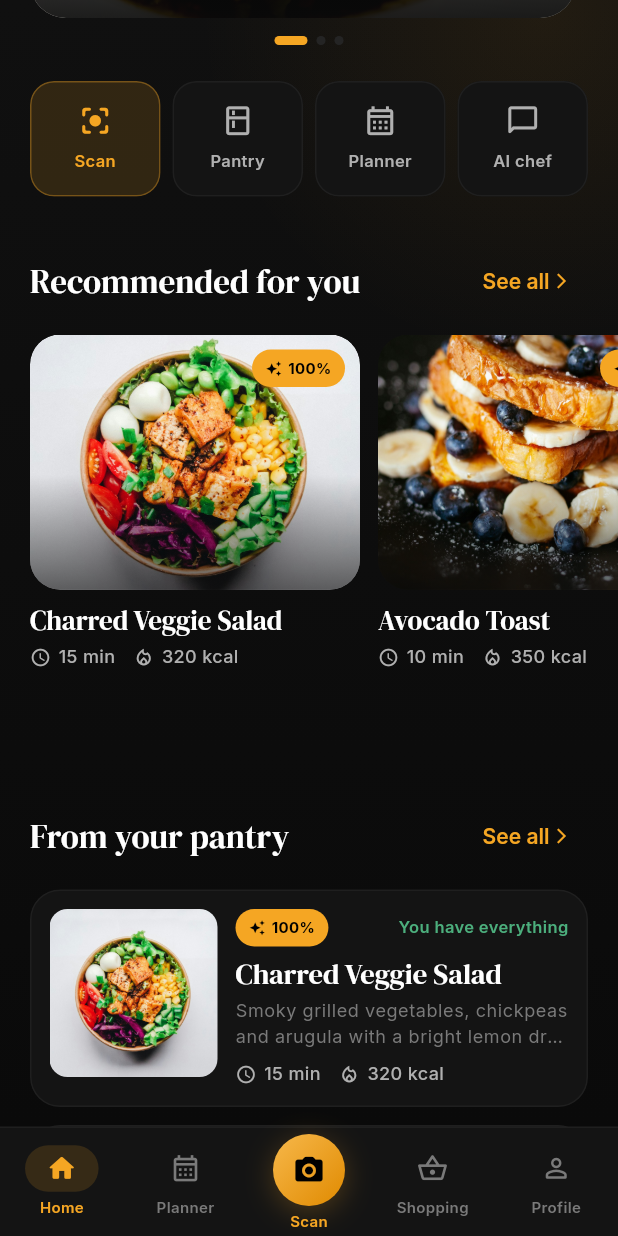
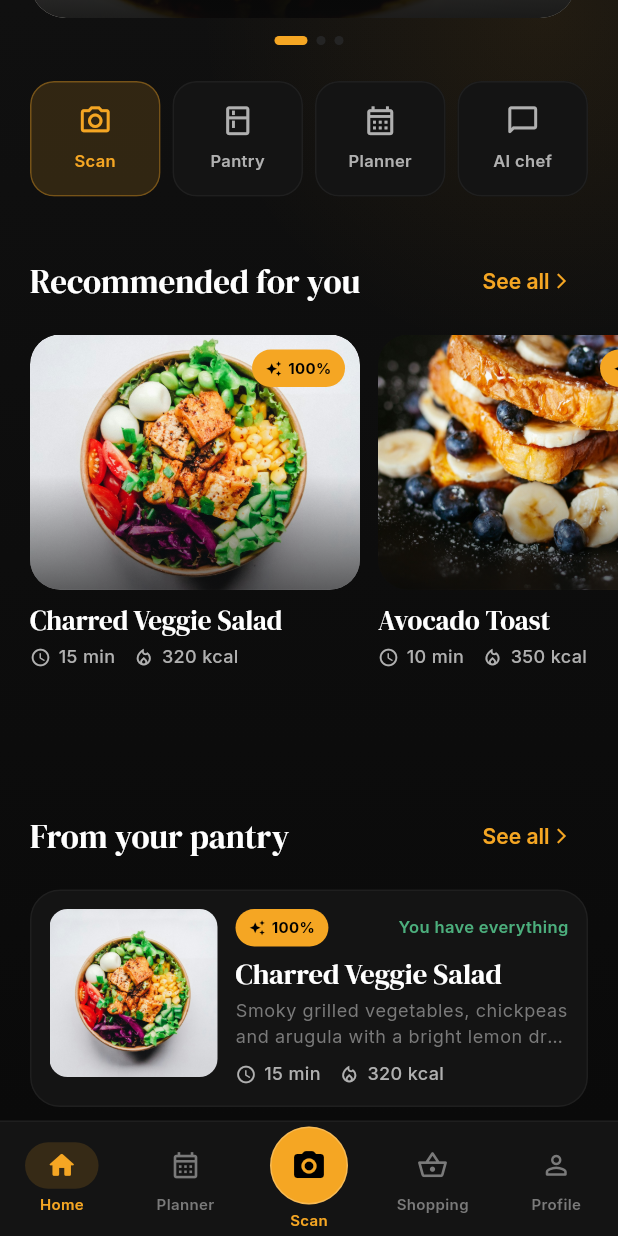
Before and after one commit to yurei07/suppercook, a Flutter app: the HomeScreen screen opened by its route, scrolled down 576 dp, on a phone screen of 412 x 824 dp. Run offline on Flutter 3.47's test engine with Material 3 defaults, Android fonts, the phone set to English and light mode, and no system bars; our stand-ins replace flutter_riverpod, go_router, image_picker, shared_preferences; accounts and stored records are empty.

Commit message:
fix(flutter): sharpen scan CTA and set Android label
- Replace blurred shadow with a crisp accent circle and light ring
- Larger camera glyph and 52px tap target in the bottom bar
- Consistent camera icon in quick actions and scan empty state
- Set Android app label to Suppercook

```diff
--- a/apps/mobile_flutter/lib/app/app_shell.dart
+++ b/apps/mobile_flutter/lib/app/app_shell.dart
@@ -63,7 +63,7 @@ class _BottomBar extends StatelessWidget {
       child: SafeArea(
         top: false,
         child: SizedBox(
-          height: 72,
+          height: 76,
           child: Row(
             children: [
               _NavItem(
@@ -86,28 +86,25 @@ class _BottomBar extends StatelessWidget {
                     onTap: () => context.push('/scan'),
                     borderRadius: BorderRadius.circular(99),
                     child: Padding(
-                      padding: const EdgeInsets.symmetric(horizontal: 8, vertical: 4),
+                      padding: const EdgeInsets.symmetric(horizontal: 8, vertical: 3),
                       child: Column(
                         mainAxisSize: MainAxisSize.min,
                         children: [
                           Container(
-                            width: 48,
-                            height: 48,
+                            width: 52,
+                            height: 52,
                             decoration: BoxDecoration(
-                              gradient: AppColors.accentGradient,
+                              color: AppColors.accent,
                               shape: BoxShape.circle,
-                              boxShadow: [
-                                BoxShadow(
-                                  color: AppColors.accent.withValues(alpha: 0.25),
-                                  blurRadius: 16,
-                                  offset: const Offset(0, 4),
-                                ),
-                              ],
+                              border: Border.all(
+                                color: Colors.white.withValues(alpha: 0.22),
+                                width: 1,
+                              ),
                             ),
                             child: const Icon(
-                              Icons.camera_alt_rounded,
+                              Icons.photo_camera_rounded,
                               color: Colors.black,
-                              size: 22,
+                              size: 24,
                             ),
                           ),
                           const SizedBox(height: 3),
--- a/apps/mobile_flutter/lib/features/home/presentation/home_screen.dart
+++ b/apps/mobile_flutter/lib/features/home/presentation/home_screen.dart
@@ -150,7 +150,7 @@ class _HomeScreenState extends ConsumerState<HomeScreen> {
                     children: [
                       Expanded(
                         child: _QuickAction(
-                          icon: Icons.center_focus_strong_rounded,
+                          icon: Icons.photo_camera_outlined,
                           label: l10n.quickScan,
                           accent: true,
                           onTap: () => context.push('/scan'),
--- a/apps/mobile_flutter/lib/features/scan/presentation/scan_screen.dart
+++ b/apps/mobile_flutter/lib/features/scan/presentation/scan_screen.dart
@@ -193,8 +193,8 @@ class _ScanPreview extends StatelessWidget {
                           shape: BoxShape.circle,
                         ),
                         child: const Icon(
-                          Icons.center_focus_strong_rounded,
-                          size: 32,
+                          Icons.photo_camera_outlined,
+                          size: 34,
                           color: AppColors.accent,
                         ),
                       ),
```
Also changed, not shown: 1 other file.
